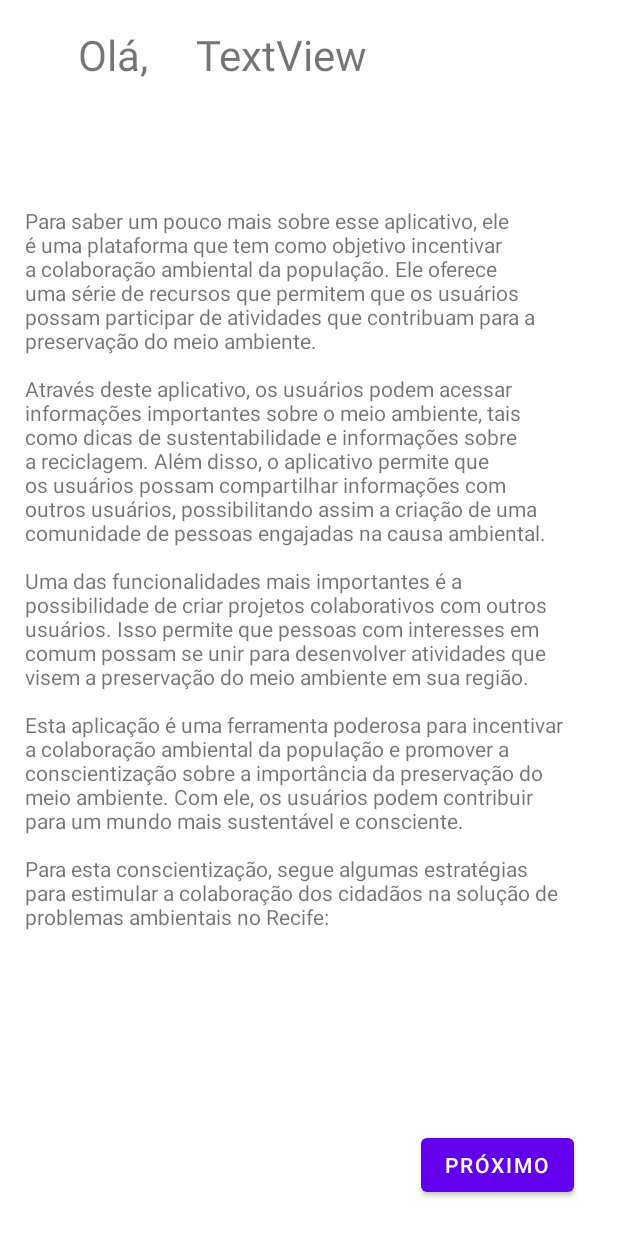
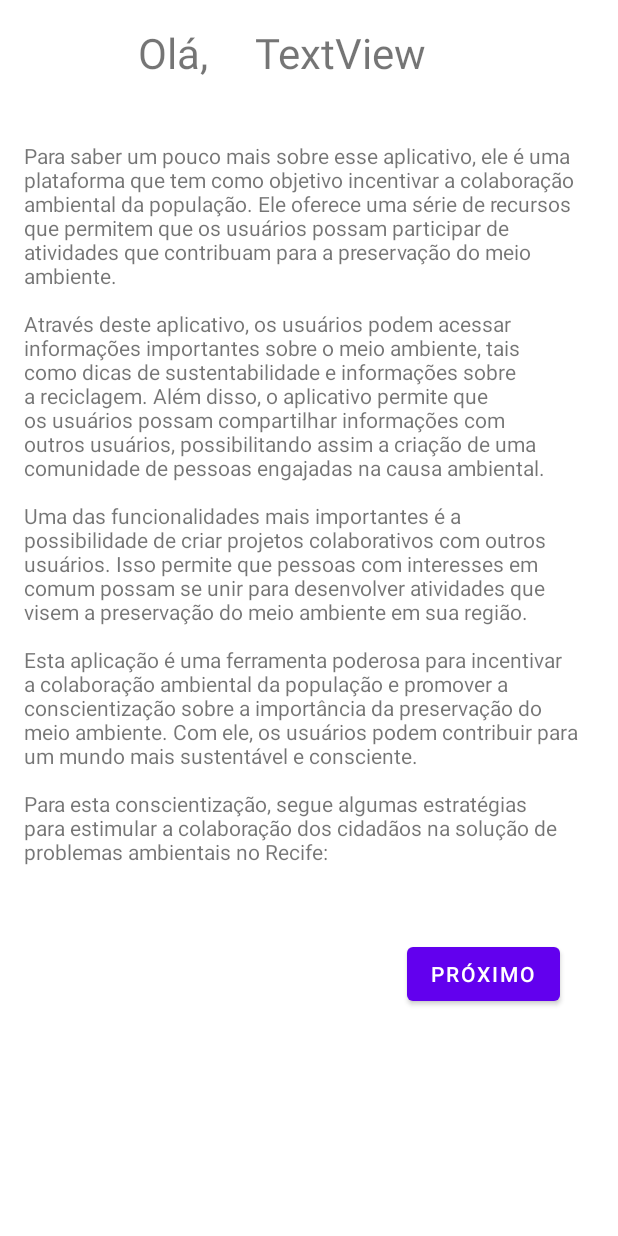
Before and after one commit to Arthurvsp/Projeto-mobile-AV1, an Android app: the layout activity_main2.xml on its own in the app's theme, with its tools: preview values and no code run, on a phone screen of 412 x 824 dp. Run offline under Robolectric (Android 15) with nearby library versions, the phone set to English and light mode, and no system bars.

Commit message:
adicionando scrollview

```diff
--- a/MyProjectOne/app/src/main/res/layout/activity_main2.xml
+++ b/MyProjectOne/app/src/main/res/layout/activity_main2.xml
@@ -1,7 +1,14 @@
 <?xml version="1.0" encoding="utf-8"?>
-<androidx.constraintlayout.widget.ConstraintLayout xmlns:android="http://schemas.android.com/apk/res/android"
+<ScrollView xmlns:android="http://schemas.android.com/apk/res/android"
     xmlns:app="http://schemas.android.com/apk/res-auto"
     xmlns:tools="http://schemas.android.com/tools"
+    android:layout_width="401dp"
+    android:layout_height="719dp"
+    tools:layout_editor_absoluteX="7dp"
+    tools:layout_editor_absoluteY="7dp">
+
+    <androidx.constraintlayout.widget.ConstraintLayout
+
         android:layout_width="match_parent"
         android:layout_height="match_parent"
         tools:context=".MainActivity2">
@@ -14,10 +21,11 @@
             android:textSize="28sp"
             app:layout_constraintBottom_toBottomOf="parent"
             app:layout_constraintEnd_toEndOf="parent"
-        app:layout_constraintHorizontal_bias="0.695"
-        app:layout_constraintStart_toStartOf="parent"
+            app:layout_constraintHorizontal_bias="0.0"
+            app:layout_constraintStart_toEndOf="@+id/textView"
             app:layout_constraintTop_toTopOf="parent"
-        app:layout_constraintVertical_bias="0.023" />
+            app:layout_constraintVertical_bias="0.025"
+            tools:ignore="HardcodedText" />
 
         <TextView
             android:id="@+id/textView"
@@ -28,7 +36,7 @@
             android:textSize="28sp"
             app:layout_constraintBottom_toBottomOf="@+id/textNome"
             app:layout_constraintEnd_toEndOf="parent"
-        app:layout_constraintHorizontal_bias="0.069"
+            app:layout_constraintHorizontal_bias="0.208"
             app:layout_constraintStart_toStartOf="parent"
             app:layout_constraintTop_toTopOf="@+id/textNome"
             app:layout_constraintVertical_bias="0.0" />
@@ -48,14 +56,18 @@
 
         <TextView
             android:id="@+id/text_texto"
-        android:layout_width="363dp"
-        android:layout_height="579dp"
+            android:layout_width="374dp"
+            android:layout_height="547dp"
             android:text="@string/text_one"
             android:textSize="14sp"
-        app:layout_constraintBottom_toBottomOf="parent"
+            app:layout_constraintBottom_toTopOf="@+id/button_next2"
             app:layout_constraintEnd_toEndOf="parent"
-        app:layout_constraintHorizontal_bias="0.34"
+            app:layout_constraintHorizontal_bias="0.592"
             app:layout_constraintStart_toStartOf="parent"
-        app:layout_constraintTop_toTopOf="parent"
-        app:layout_constraintVertical_bias="0.497" />
+            app:layout_constraintTop_toBottomOf="@+id/textNome"
+            app:layout_constraintVertical_bias="0.0"
+            tools:ignore="TextSizeCheck" />
     </androidx.constraintlayout.widget.ConstraintLayout>
+
+
+</ScrollView>
```
Also changed, not shown: MyProjectOne/app/src/main/res/layout/activity_main.xml (+6 -2 lines), MyProjectOne/app/src/main/res/layout/activity_main3.xml (+16 -5 lines). Lines whose indentation alone changed are shown as unchanged.
